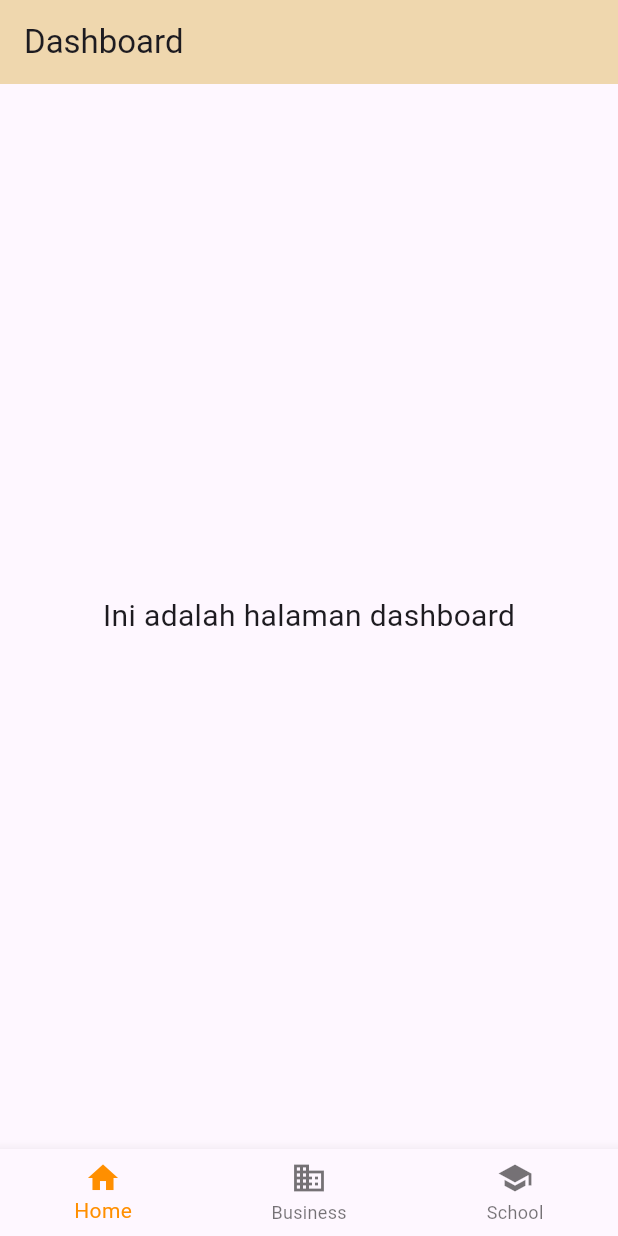
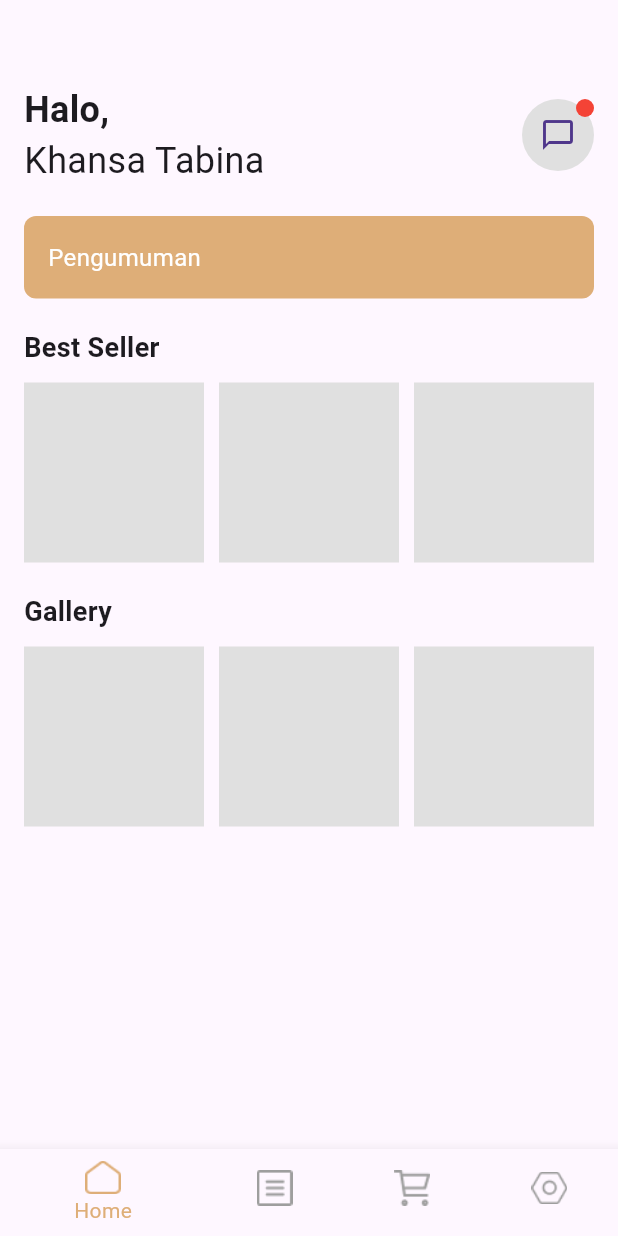
Before and after one commit to vioscake-group5/flutter_mobile, a Flutter app: the LandingPage screen opened directly, on a phone screen of 412 x 824 dp. Run offline on Flutter 3.47's test engine with Material 3 defaults, Android fonts, the phone set to English and light mode, and no system bars.

Commit message:
dashboard

```diff
--- a/lib/pages/dashboard_page.dart
+++ b/lib/pages/dashboard_page.dart
@@ -6,17 +6,131 @@ class DashboardPage extends StatelessWidget {
   @override
   Widget build(BuildContext context) {
     return Scaffold(
-      appBar: AppBar(
-        title: Text('Dashboard'),
-        backgroundColor: Color(0xFFEFD7AE),
-        automaticallyImplyLeading: false,
-      ),
-      body: Center(
-        child: Text(
-          'Ini adalah halaman dashboard',
-          style: TextStyle(fontSize: 20.0),
+      body: Padding(
+        padding: const EdgeInsets.all(16.0),
+        child: Column(
+          crossAxisAlignment: CrossAxisAlignment.start,
+          children: <Widget>[
+            SizedBox(height: 40), // Tambahkan jarak dari atas
+            Row(
+              mainAxisAlignment: MainAxisAlignment.spaceBetween,
+              children: [
+                Column(
+                  crossAxisAlignment: CrossAxisAlignment.start,
+                  children: [
+                    Text(
+                      'Halo,',
+                      style: TextStyle(
+                        fontSize: 24,
+                        fontWeight: FontWeight.bold,
+                      ),
+                    ),
+                    Text(
+                      'Khansa Tabina',
+                      style: TextStyle(
+                        fontSize: 24,
+                      ),
+                    ),
+                  ],
+                ),
+                Stack(
+                  children: [
+                    CircleAvatar(
+                      radius: 24,
+                      backgroundColor: Colors.grey.shade300,
+                      child: Icon(Icons.chat_bubble_outline),
+                    ),
+                    Positioned(
+                      right: 0,
+                      top: 0,
+                      child: Container(
+                        width: 12,
+                        height: 12,
+                        decoration: BoxDecoration(
+                          color: Colors.red,
+                          shape: BoxShape.circle,
+                        ),
+                      ),
+                    ),
+                  ],
+                ),
+              ],
+            ),
+            SizedBox(height: 20),
+            Container(
+              width: double.infinity,
+              padding: EdgeInsets.all(16),
+              decoration: BoxDecoration(
+                color: Color(0xFFDEAE78),
+                borderRadius: BorderRadius.circular(8),
+              ),
+              child: Text(
+                'Pengumuman',
+                style: TextStyle(
+                  color: Colors.white,
+                  fontSize: 16,
+                ),
+              ),
+            ),
+            SizedBox(height: 20),
+            Text(
+              'Best Seller',
+              style: TextStyle(
+                fontSize: 18,
+                fontWeight: FontWeight.bold,
+              ),
+            ),
+            SizedBox(height: 10),
+            GridView.builder(
+              shrinkWrap: true,
+              physics: NeverScrollableScrollPhysics(),
+              gridDelegate: SliverGridDelegateWithFixedCrossAxisCount(
+                crossAxisCount: 3,
+                crossAxisSpacing: 10,
+                mainAxisSpacing: 10,
+                childAspectRatio: 1,
+              ),
+              itemCount: 3,
+              itemBuilder: (context, index) {
+                return Container(
+                  color: Colors.grey.shade300,
+                );
+              },
+            ),
+            SizedBox(height: 20),
+            Text(
+              'Gallery',
+              style: TextStyle(
+                fontSize: 18,
+                fontWeight: FontWeight.bold,
+              ),
+            ),
+            SizedBox(height: 10),
+            GridView.builder(
+              shrinkWrap: true,
+              physics: NeverScrollableScrollPhysics(),
+              gridDelegate: SliverGridDelegateWithFixedCrossAxisCount(
+                crossAxisCount: 3,
+                crossAxisSpacing: 10,
+                mainAxisSpacing: 10,
+                childAspectRatio: 1,
+              ),
+              itemCount: 3,
+              itemBuilder: (context, index) {
+                return Container(
+                  color: Colors.grey.shade300,
+                );
+              },
+            ),
+          ],
         ),
       ),
     );
   }
 }
+
+void main() {
+  runApp(MaterialApp(
+    home: DashboardPage(),
+  ));
+}
--- a/lib/pages/landing_page.dart
+++ b/lib/pages/landing_page.dart
@@ -33,20 +33,25 @@ class _LandingPageState extends State<LandingPage> {
       bottomNavigationBar: BottomNavigationBar(
         items: const <BottomNavigationBarItem>[
           BottomNavigationBarItem(
-            icon: Icon(Icons.home),
+            icon: ImageIcon(AssetImage("assets/icon/home.png")),
             label: 'Home',
           ),
           BottomNavigationBarItem(
-            icon: Icon(Icons.business),
-            label: 'Business',
+            icon: ImageIcon(AssetImage("assets/icon/menu.png")),
+            label: 'Menu',
           ),
           BottomNavigationBarItem(
-            icon: Icon(Icons.school),
-            label: 'School',
+            icon: ImageIcon(AssetImage("assets/icon/keranjang.png")),
+            label: 'Keranjang',
+          ),
+          BottomNavigationBarItem(
+            icon: ImageIcon(AssetImage("assets/icon/setting.png")),
+            label: 'Pengaturan',
           ),
         ],
         currentIndex: _selectedIndex,
-        selectedItemColor: Colors.amber[800],
+        selectedItemColor: Color(0xFFDEAE78),
+        unselectedItemColor: Colors.grey,
         onTap: _onItemTapped,
       ),
     );
--- a/lib/pages/setting_page.dart
+++ b/lib/pages/setting_page.dart
@@ -7,13 +7,13 @@ class SettingPage extends StatelessWidget {
   Widget build(BuildContext context) {
     return Scaffold(
       appBar: AppBar(
-        title: Text('Setting'),
+        title: Text('Pengaturan'),
         backgroundColor: Color(0xFFEFD7AE),
         automaticallyImplyLeading: false,
       ),
       body: Center(
         child: Text(
-          'Ini adalah halaman setting',
+          'Ini adalah halaman pengaturan',
           style: TextStyle(fontSize: 20.0),
         ),
       ),
--- a/pubspec.yaml
+++ b/pubspec.yaml
@@ -72,6 +72,9 @@ flutter:
     - assets/logo.png
     - assets/icon/home.png
     - assets/icon/menu.png
+    - assets/icon/keranjang.png
+    - assets/icon/setting.png
+    - assets/icon/chat.png
 
   # An image asset can refer to one or more resolution-specific "variants", see
   # https://flutter.dev/assets-and-images/#resolution-aware
```
Also changed, not shown: assets/icon/chat.png (added), assets/icon/keranjang.png (added), assets/icon/setting.png (added), flutter_01.png (added).
